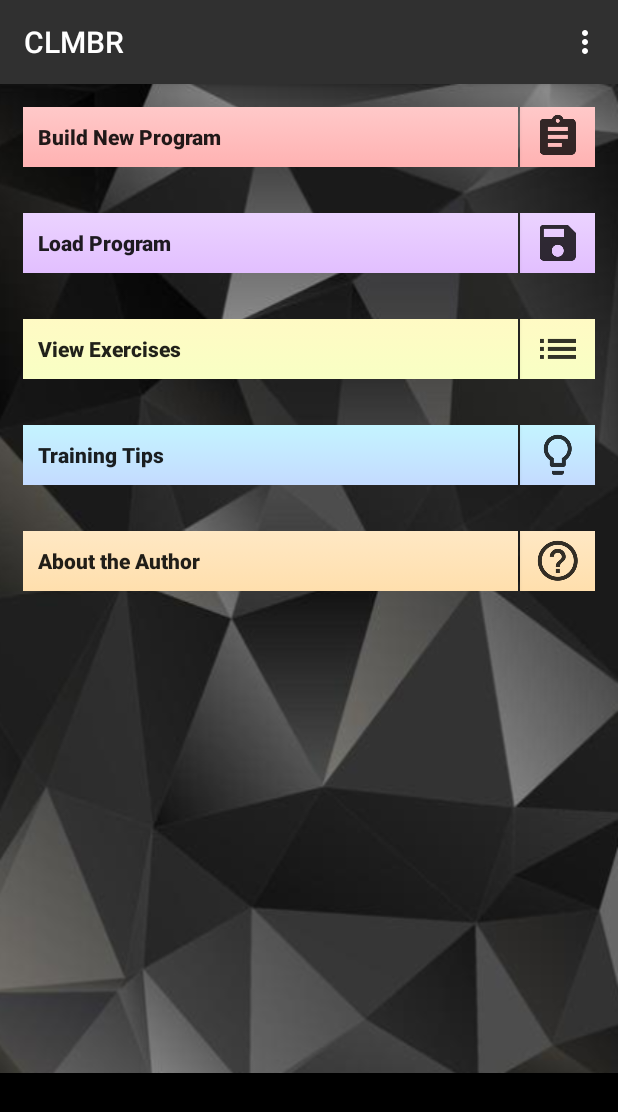
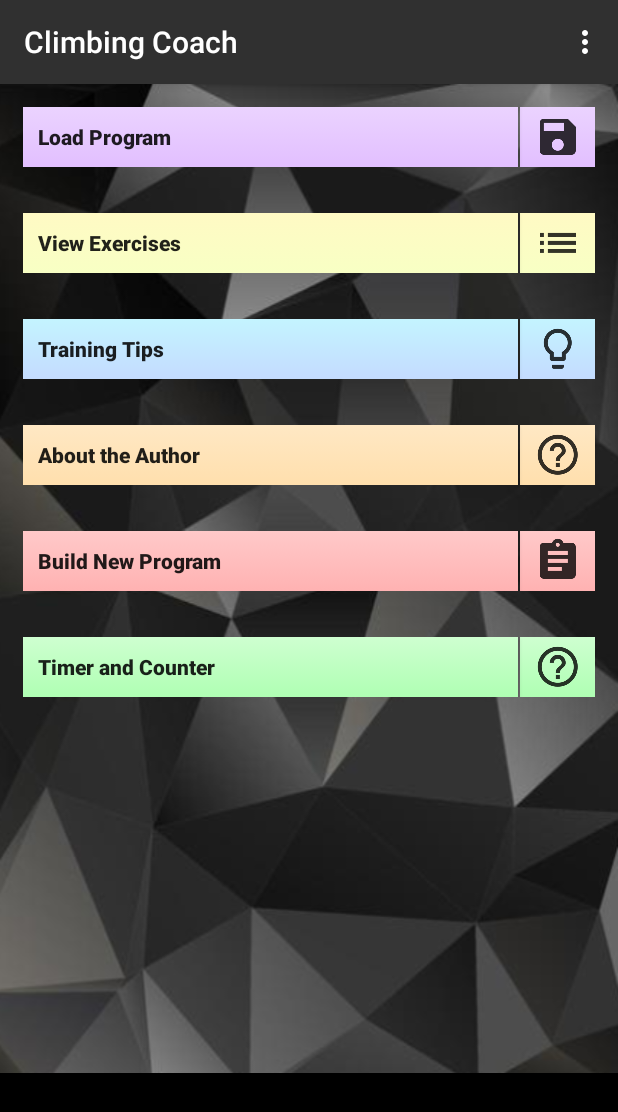
Before and after one commit to phreid/climbingtrainer, an Android app: the screen it shows after launch (MainActivity), on a phone screen of 412 x 824 dp. Shown: the top 1112 px of the screen. Run offline under Robolectric (Android 15) with nearby library versions, the phone set to English and light mode, and no system bars.

Commit message:
Added button to go to the timer screen from home page

```diff
--- a/app/src/main/AndroidManifest.xml
+++ b/app/src/main/AndroidManifest.xml
@@ -79,8 +79,10 @@
         <activity
             android:name=".ViewDatesExercises"
             android:label="@string/title_activity_view_dates_exercises"
-            android:screenOrientation="portrait"></activity>
-        <activity android:name=".TimerCounter"></activity>
+            android:screenOrientation="portrait" />
+        <activity android:name=".TimerCounter"
+            android:label="@string/title_activity_timer_counter"
+            android:screenOrientation="portrait" />
     </application>
 
 </manifest>
--- a/app/src/main/java/com/adamson/miles/climbingtrainer/MainActivity.java
+++ b/app/src/main/java/com/adamson/miles/climbingtrainer/MainActivity.java
@@ -17,14 +17,14 @@ public class MainActivity extends AppCompatActivity {
     Button buttonTrainingTips;
     Button buttonAboutTheAuthor;
     Button buttonExercises;
-    Button buttonRemoveAds;
+    Button buttonTimerCounter;
 
     ImageButton imageBuildNewProgram;
     ImageButton imageLoadProgram;
     ImageButton imageTips;
     ImageButton imageAboutTheAuthor;
     ImageButton imageExercises;
-    ImageButton imageRemoveAds;
+    ImageButton imageTimerCounter;
 
     @Override
     protected void onCreate(Bundle savedInstanceState) {
@@ -33,31 +33,33 @@ public class MainActivity extends AppCompatActivity {
 
         ExerciseBuilder e = new ExerciseBuilder(this);
 
-        buttonBuildNewProgram = (Button) findViewById(R.id.buttonBuildNewProgram);
-        buttonLoadProgram = (Button) findViewById(R.id.buttonLoadProgram);
-        buttonTrainingTips = (Button) findViewById(R.id.buttonTrainingTips);
-        buttonAboutTheAuthor = (Button) findViewById(R.id.buttonAboutTheAuthor);
-        buttonExercises = (Button)findViewById(R.id.buttonExercises);
+        buttonBuildNewProgram = findViewById(R.id.buttonBuildNewProgram);
+        buttonLoadProgram = findViewById(R.id.buttonLoadProgram);
+        buttonTrainingTips = findViewById(R.id.buttonTrainingTips);
+        buttonAboutTheAuthor = findViewById(R.id.buttonAboutTheAuthor);
+        buttonExercises = findViewById(R.id.buttonExercises);
+        buttonTimerCounter = findViewById(R.id.buttonTimerCounter);
 
-        imageBuildNewProgram = (ImageButton)findViewById(R.id.imageBuildNewProgram);
-        imageLoadProgram = (ImageButton)findViewById(R.id.imageLoadProgram);
-        imageTips = (ImageButton)findViewById(R.id.imageTips);
-        imageAboutTheAuthor = (ImageButton)findViewById(R.id.imageAboutTheAuthor);
-        imageExercises = (ImageButton)findViewById(R.id.imageExercises);
-
+        imageBuildNewProgram = findViewById(R.id.imageBuildNewProgram);
+        imageLoadProgram = findViewById(R.id.imageLoadProgram);
+        imageTips = findViewById(R.id.imageTips);
+        imageAboutTheAuthor = findViewById(R.id.imageAboutTheAuthor);
+        imageExercises = findViewById(R.id.imageExercises);
+        imageTimerCounter = findViewById(R.id.imageTimerCounter);
 
         buttonBuildNewProgram.setOnClickListener(navigateTo(BuildNewProgramRoot.class));
         buttonAboutTheAuthor.setOnClickListener(navigateTo(AboutTheAuthor.class));
         buttonTrainingTips.setOnClickListener(navigateTo(TrainingTips.class));
         buttonExercises.setOnClickListener(navigateTo(ExerciseList.class));
         buttonLoadProgram.setOnClickListener(navigateTo(LoadProgram.class));
+        buttonTimerCounter.setOnClickListener(navigateTo(TimerCounter.class));
 
         imageBuildNewProgram.setOnClickListener(navigateTo(BuildNewProgramRoot.class));
         imageAboutTheAuthor.setOnClickListener(navigateTo(AboutTheAuthor.class));
         imageTips.setOnClickListener(navigateTo(TrainingTips.class));
         imageExercises.setOnClickListener(navigateTo(ExerciseList.class));
         imageLoadProgram.setOnClickListener(navigateTo(LoadProgram.class));
-
+        imageTimerCounter.setOnClickListener(navigateTo(TimerCounter.class));
     }
 
 
--- a/app/src/main/java/com/adamson/miles/climbingtrainer/TimerCounter.java
+++ b/app/src/main/java/com/adamson/miles/climbingtrainer/TimerCounter.java
@@ -6,6 +6,7 @@ import android.support.v7.app.AppCompatActivity;
 import android.os.Bundle;
 import android.text.method.ScrollingMovementMethod;
 import android.view.View;
+import android.view.WindowManager;
 import android.widget.Button;
 import android.widget.TextView;
 
@@ -36,6 +37,9 @@ public class TimerCounter extends AppCompatActivity {
         super.onCreate(savedInstanceState);
         setContentView(R.layout.activity_timer_counter);
 
+        // Don't let their phone sleep while using the timer
+        getWindow().addFlags(WindowManager.LayoutParams.FLAG_KEEP_SCREEN_ON);
+
         exercise = (Exercise) getIntent().getSerializableExtra("exercise");
 
         textViewRepGoal = findViewById(R.id.textViewRepGoal);
@@ -45,9 +49,15 @@ public class TimerCounter extends AppCompatActivity {
         textViewDescription = findViewById(R.id.textViewDescription);
         textViewDescription.setMovementMethod(new ScrollingMovementMethod());
 
-        textViewRepGoal.setText(textViewRepGoal.getText().toString() + " " + exercise.reps);
-        textViewSetGoal.setText(textViewSetGoal.getText().toString() + " " + exercise.sets);
-        textViewDescription.setText(exercise.desc);
+        if(exercise != null) {
+            textViewRepGoal.setText(textViewRepGoal.getText().toString() + " " + exercise.reps);
+            textViewSetGoal.setText(textViewSetGoal.getText().toString() + " " + exercise.sets);
+            textViewDescription.setText(exercise.desc);
+        } else {
+            textViewRepGoal.setText(getResources().getString(R.string.na));
+            textViewSetGoal.setText(getResources().getString(R.string.na));
+            textViewDescription.setText(getResources().getString(R.string.empty_description));
+        }
 
         buttonStart = findViewById(R.id.buttonStart);
         buttonPause = findViewById(R.id.buttonPause);
--- a/app/src/main/res/layout/activity_main.xml
+++ b/app/src/main/res/layout/activity_main.xml
@@ -15,11 +15,73 @@
         android:orientation="vertical">
 
         <LinearLayout style="@style/LayoutHorizontalTransparent">
+
+            <Button
+                android:id="@+id/buttonLoadProgram"
+                style="@style/ButtonWhite"
+                android:background="@drawable/gradient_indigo"
+                android:text="@string/load_program" />
+
+            <ImageButton
+                android:id="@+id/imageLoadProgram"
+                style="@style/ButtonImageSmall"
+                android:background="@drawable/gradient_indigo"
+                ads:srcCompat="@drawable/ic_load_program" />
+        </LinearLayout>
+
+        <LinearLayout style="@style/LayoutHorizontalTransparent">
+
+            <Button
+                android:id="@+id/buttonExercises"
+                style="@style/ButtonWhite"
+                android:background="@drawable/gradient_yellow"
+                android:text="@string/exercise_database" />
+
+            <ImageButton
+                android:id="@+id/imageExercises"
+                style="@style/ButtonImageSmall"
+                android:background="@drawable/gradient_yellow"
+                ads:srcCompat="@drawable/ic_exercises" />
+        </LinearLayout>
+
+        <LinearLayout style="@style/LayoutHorizontalTransparent">
+
+            <Button
+                android:id="@+id/buttonTrainingTips"
+                style="@style/ButtonWhite"
+                android:background="@drawable/gradient_blue"
+                android:text="@string/training_tips" />
+
+            <ImageButton
+                android:id="@+id/imageTips"
+                style="@style/ButtonImageSmall"
+                android:background="@drawable/gradient_blue"
+                ads:srcCompat="@drawable/ic_tips" />
+        </LinearLayout>
+
+        <LinearLayout style="@style/LayoutHorizontalTransparent">
+
+            <Button
+                android:id="@+id/buttonAboutTheAuthor"
+                style="@style/ButtonWhite"
+                android:background="@drawable/gradient_orange"
+                android:text="@string/about_the_author" />
+
+            <ImageButton
+                android:id="@+id/imageAboutTheAuthor"
+                style="@style/ButtonImageSmall"
+                android:background="@drawable/gradient_orange"
+                ads:srcCompat="@drawable/ic_about" />
+        </LinearLayout>
+
+        <LinearLayout style="@style/LayoutHorizontalTransparent">
+
             <Button
                 android:id="@+id/buttonBuildNewProgram"
                 style="@style/ButtonWhite"
                 android:background="@drawable/gradient_red"
                 android:text="@string/new_program" />
+
             <ImageButton
                 android:id="@+id/imageBuildNewProgram"
                 style="@style/ButtonImageSmall"
@@ -28,55 +90,21 @@
 
         </LinearLayout>
 
-        <LinearLayout style="@style/LayoutHorizontalTransparent">
+        <LinearLayout
+            style="@style/LayoutHorizontalTransparent"
+            android:layout_width="match_parent"
+            android:layout_height="match_parent">
+
             <Button
-                android:id="@+id/buttonLoadProgram"
+                android:id="@+id/buttonTimerCounter"
                 style="@style/ButtonWhite"
-                android:background="@drawable/gradient_indigo"
-                android:text="@string/load_program" />
+                android:background="@drawable/gradient_green"
+                android:text="@string/title_activity_timer_counter" />
+
             <ImageButton
-                android:id="@+id/imageLoadProgram"
+                android:id="@+id/imageTimerCounter"
                 style="@style/ButtonImageSmall"
-                android:background="@drawable/gradient_indigo"
-                ads:srcCompat="@drawable/ic_load_program" />
-        </LinearLayout>
-
-        <LinearLayout style="@style/LayoutHorizontalTransparent">
-            <Button
-                android:id="@+id/buttonExercises"
-                style="@style/ButtonWhite"
-                android:background="@drawable/gradient_yellow"
-                android:text="@string/exercise_database" />
-            <ImageButton
-                android:id="@+id/imageExercises"
-                style="@style/ButtonImageSmall"
-                android:background="@drawable/gradient_yellow"
-                ads:srcCompat="@drawable/ic_exercises" />
-        </LinearLayout>
-
-        <LinearLayout style="@style/LayoutHorizontalTransparent">
-            <Button
-                android:id="@+id/buttonTrainingTips"
-                style="@style/ButtonWhite"
-                android:background="@drawable/gradient_blue"
-                android:text="@string/training_tips" />
-            <ImageButton
-                android:id="@+id/imageTips"
-                style="@style/ButtonImageSmall"
-                android:background="@drawable/gradient_blue"
-                ads:srcCompat="@drawable/ic_tips" />
-        </LinearLayout>
-
-        <LinearLayout style="@style/LayoutHorizontalTransparent">
-            <Button
-                android:id="@+id/buttonAboutTheAuthor"
-                style="@style/ButtonWhite"
-                android:background="@drawable/gradient_orange"
-                android:text="@string/about_the_author" />
-            <ImageButton
-                android:id="@+id/imageAboutTheAuthor"
-                style="@style/ButtonImageSmall"
-                android:background="@drawable/gradient_orange"
+                android:background="@drawable/gradient_green"
                 ads:srcCompat="@drawable/ic_about" />
         </LinearLayout>
 
--- a/app/src/main/res/values/strings.xml
+++ b/app/src/main/res/values/strings.xml
@@ -1,5 +1,5 @@
 <resources>
-    <string name="app_name">CLMBR</string>
+    <string name="app_name">Climbing Coach</string>
     <string name="hello_world">Hello World</string>
     <string name="next">Next</string>
     <string name="ok">Ok</string>
@@ -29,6 +29,8 @@
     <string name="reset">Reset</string>
     <string name="Start">Start</string>
     <string name="zero_time">00:00:0</string>
+    <string name="na">N/A</string>
+    <string name="empty_description">When you view an exercise, you can navigate to here with the clock button on the action bar. The description and goals for sets/reps will be filled in with that exercises information.</string>
 
     <string name="help_message_title">Help Message</string>
     <string name="welcome">Welcome!</string>
@@ -257,16 +259,8 @@
     <string name="tip_metolius">The Metolius Climbing hangboard routines are from their training guide. They are listed with the following instructions:\n\n\"Begin and complete the task or tasks within the one minute intervals. Use the remaining time to rest. Hang a watch from the bottom of the board or mount a wall clock so that you can look straight at it while training.\"\n\nTheir hangboards can viewed online with the link below.</string>
     <string name="tip_metolius_link"><a href="https://www.metoliusclimbing.com/training-boards.html">https://www.metoliusclimbing.com/training-boards.html</a></string>
 
-    <!-- -
-        This is an ad unit ID for an interstitial test ad. Replace with your own interstitial ad unit id.
-        For more information, see https://support.google.com/admob/answer/3052638
-    <!- -->
 
-    <string name="title_activity_remove_ads">Remove Ads</string>
     <string name="title_activity_training_tips">Training Tips</string>
-    <string name="interstitial_ad_sample">Interstitial Ad Sample</string>
-    <string name="start_level">Level 1</string>
-    <string name="next_level">Next Level</string>
     <string name="interstitial_ad_unit_id">ca-app-pub-3940256099942544/1033173712</string>
     <string name="title_activity_build_new_program_type_duration">Program Type</string>
     <string name="title_activity_build_new_program_grade_commitment">Commitment and Climbing Level</string>
@@ -284,4 +278,5 @@
     <string name="title_activity_build_new_program_root">Build New Program</string>
     <string name="title_activity_view_program_by_date">View Program By Date</string>
     <string name="title_activity_view_dates_exercises">View a Days Exercises</string>
+    <string name="title_activity_timer_counter">Timer and Counter</string>
 </resources>
```
